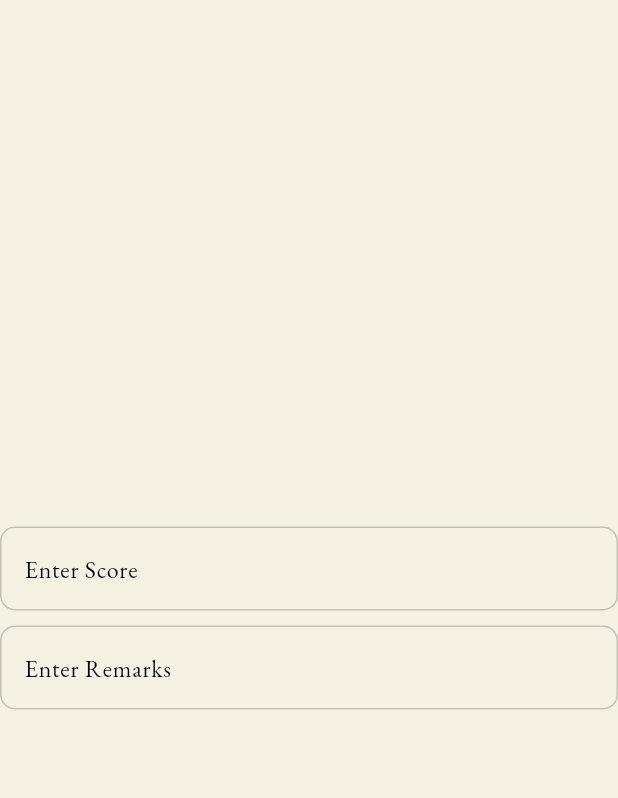
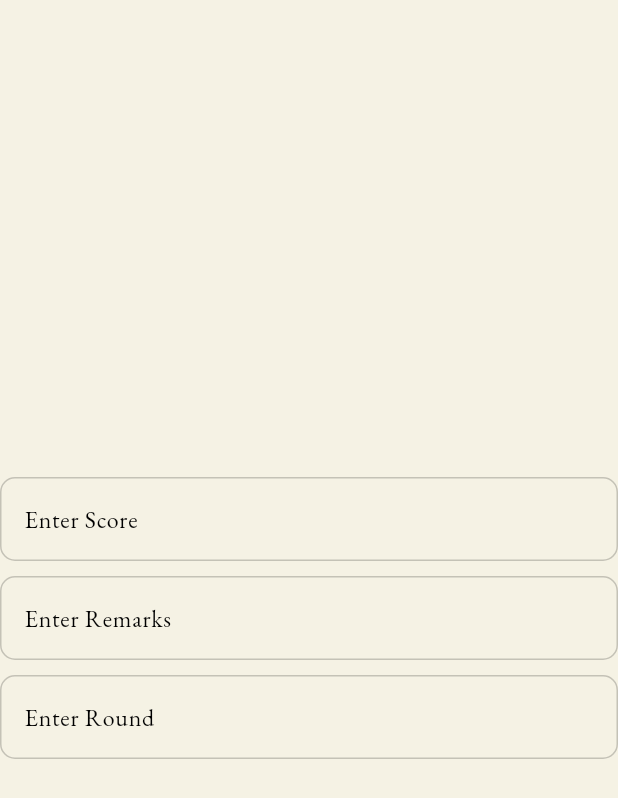
Before and after one commit to Neutrino-18/studentManagementApp, a Flutter app: the screen it shows after launch, on a phone screen of 412 x 824 dp. Shown: the top 798 px of the screen. Run offline on Flutter 3.47's test engine with Material 3 defaults, Android fonts, the phone set to English and light mode, and no system bars; our stand-ins replace flutter_riverpod, google_fonts.

Commit message:
Configuring the TextField

```diff
--- a/lib/test_field.dart
+++ b/lib/test_field.dart
@@ -11,14 +11,25 @@ class TestField extends StatelessWidget {
         mainAxisAlignment: MainAxisAlignment.center,
         children: [
           MyTextField(
+            hintText: 'How much he/she scored?',
             labelText: 'Enter Score',
+            keyboardType: TextInputType.number,
           ),
           SizedBox(
             height: 10,
           ),
           MyTextField(
+            hintText: 'How did he/she performed?',
             labelText: 'Enter Remarks',
           ),
+          SizedBox(
+            height: 10,
+          ),
+          MyTextField(
+            keyboardType: TextInputType.number,
+            hintText: '1, 2 or 3 ',
+            labelText: 'Enter Round',
+          )
         ],
       ),
     );
```
